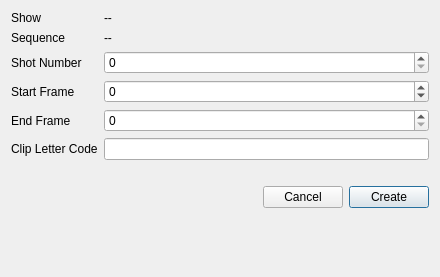
This is ui/shotCreation.ui in sashaouellet/Helix as Qt 5 draws it before an edit. The edited form follows.
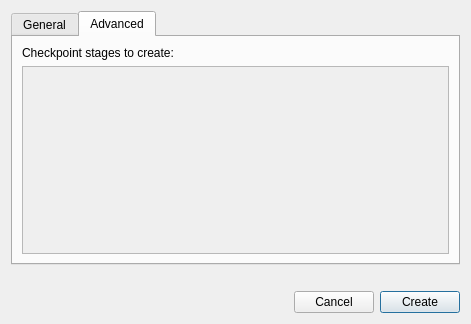
This is the edited form. The open tabs and pages were chosen to show the change.

Commit message: A ton of UI additions to connect to the new checkpoint/fix APIs

Patch:
```diff
--- a/ui/shotCreation.ui
+++ b/ui/shotCreation.ui
@@ -6,16 +6,29 @@
    <rect>
     <x>0</x>
     <y>0</y>
-    <width>440</width>
-    <height>277</height>
+    <width>471</width>
+    <height>324</height>
    </rect>
   </property>
   <property name="windowTitle">
    <string>Create Shot</string>
   </property>
-  <layout class="QFormLayout" name="formLayout">
+  <layout class="QVBoxLayout" name="verticalLayout">
+   <item>
+    <widget class="QTabWidget" name="tabWidget">
+     <property name="currentIndex">
+      <number>0</number>
+     </property>
+     <widget class="QWidget" name="tab">
+      <attribute name="title">
+       <string>General</string>
+      </attribute>
+      <layout class="QFormLayout" name="formLayout_2">
    <property name="fieldGrowthPolicy">
-    <enum>QFormLayout::AllNonFixedFieldsGrow</enum>
+        <enum>QFormLayout::ExpandingFieldsGrow</enum>
+       </property>
+       <property name="labelAlignment">
+        <set>Qt::AlignLeading|Qt::AlignLeft|Qt::AlignVCenter</set>
    </property>
    <item row="0" column="0">
     <widget class="QLabel" name="label_8">
@@ -24,6 +37,27 @@
      </property>
     </widget>
    </item>
+       <item row="0" column="1">
+        <widget class="QLabel" name="LBL_show">
+         <property name="text">
+          <string>--</string>
+         </property>
+        </widget>
+       </item>
+       <item row="1" column="0">
+        <widget class="QLabel" name="label_5">
+         <property name="text">
+          <string>Sequence</string>
+         </property>
+        </widget>
+       </item>
+       <item row="1" column="1">
+        <widget class="QLabel" name="LBL_seq">
+         <property name="text">
+          <string>--</string>
+         </property>
+        </widget>
+       </item>
    <item row="2" column="0">
     <widget class="QLabel" name="label">
      <property name="text">
@@ -31,6 +65,16 @@
      </property>
     </widget>
    </item>
+       <item row="2" column="1">
+        <widget class="QSpinBox" name="SPN_num">
+         <property name="maximum">
+          <number>999999999</number>
+         </property>
+         <property name="singleStep">
+          <number>100</number>
+         </property>
+        </widget>
+       </item>
    <item row="3" column="0">
     <widget class="QLabel" name="label_2">
      <property name="text">
@@ -38,6 +82,16 @@
      </property>
     </widget>
    </item>
+       <item row="3" column="1">
+        <widget class="QSpinBox" name="SPN_start">
+         <property name="minimum">
+          <number>-999999999</number>
+         </property>
+         <property name="maximum">
+          <number>999999999</number>
+         </property>
+        </widget>
+       </item>
    <item row="4" column="0">
     <widget class="QLabel" name="label_3">
      <property name="text">
@@ -45,6 +99,19 @@
      </property>
     </widget>
    </item>
+       <item row="4" column="1">
+        <widget class="QSpinBox" name="SPN_end">
+         <property name="maximum">
+          <number>999999999</number>
+         </property>
+         <property name="singleStep">
+          <number>1</number>
+         </property>
+         <property name="value">
+          <number>0</number>
+         </property>
+        </widget>
+       </item>
    <item row="5" column="0">
     <widget class="QLabel" name="label_4">
      <property name="text">
@@ -53,30 +120,83 @@
     </widget>
    </item>
    <item row="5" column="1">
-    <widget class="QLineEdit" name="LNE_clip"/>
-   </item>
-   <item row="1" column="0">
-    <widget class="QLabel" name="label_5">
+        <widget class="QLineEdit" name="LNE_clip">
+         <property name="sizePolicy">
+          <sizepolicy hsizetype="Minimum" vsizetype="Fixed">
+           <horstretch>0</horstretch>
+           <verstretch>0</verstretch>
+          </sizepolicy>
+         </property>
+         <property name="maxLength">
+          <number>10</number>
+         </property>
+        </widget>
+       </item>
+      </layout>
+     </widget>
+     <widget class="QWidget" name="tab_2">
+      <attribute name="title">
+       <string>Advanced</string>
+      </attribute>
+      <layout class="QVBoxLayout" name="verticalLayout_2">
+       <item>
+        <widget class="QLabel" name="label_6">
+         <property name="sizePolicy">
+          <sizepolicy hsizetype="Minimum" vsizetype="Fixed">
+           <horstretch>0</horstretch>
+           <verstretch>0</verstretch>
+          </sizepolicy>
+         </property>
      <property name="text">
-      <string>Sequence</string>
+          <string>Checkpoint stages to create:</string>
      </property>
     </widget>
    </item>
-   <item row="1" column="1">
-    <widget class="QLabel" name="LBL_seq">
-     <property name="text">
-      <string>--</string>
-     </property>
-    </widget>
-   </item>
-   <item row="0" column="1">
-    <widget class="QLabel" name="LBL_show">
+       <item>
+        <widget class="QScrollArea" name="SCRL_stages">
+         <property name="sizePolicy">
+          <sizepolicy hsizetype="Expanding" vsizetype="Minimum">
+           <horstretch>0</horstretch>
+           <verstretch>0</verstretch>
+          </sizepolicy>
+         </property>
+         <property name="maximumSize">
+          <size>
+           <width>16777215</width>
+           <height>200</height>
+          </size>
+         </property>
+         <property name="toolTip">
+          <string>Not all shots will need to include all stages, so they are not created up front (except &quot;delivered&quot;). Choose which stages might make sense for this shot. These stages can be added/remove later as well.</string>
+         </property>
+         <property name="widgetResizable">
+          <bool>true</bool>
+         </property>
+         <widget class="QWidget" name="SCRL_stagesWidget">
+          <property name="geometry">
+           <rect>
+            <x>0</x>
+            <y>0</y>
+            <width>399</width>
+            <height>147</height>
+           </rect>
+          </property>
+          <layout class="QVBoxLayout" name="verticalLayout_4"/>
+         </widget>
+        </widget>
+       </item>
+      </layout>
+     </widget>
+    </widget>
+   </item>
+   <item>
+    <widget class="QLabel" name="LBL_issues">
      <property name="text">
-      <string>--</string>
+      <string/>
      </property>
     </widget>
    </item>
-   <item row="7" column="1">
+   <item>
     <layout class="QHBoxLayout" name="horizontalLayout">
      <item>
       <spacer name="horizontalSpacer">
@@ -116,46 +236,6 @@
      </item>
     </layout>
    </item>
-   <item row="2" column="1">
-    <widget class="QSpinBox" name="SPN_num">
-     <property name="maximum">
-      <number>999999999</number>
-     </property>
-     <property name="singleStep">
-      <number>100</number>
-     </property>
-    </widget>
-   </item>
-   <item row="3" column="1">
-    <widget class="QSpinBox" name="SPN_start">
-     <property name="minimum">
-      <number>-999999999</number>
-     </property>
-     <property name="maximum">
-      <number>999999999</number>
-     </property>
-    </widget>
-   </item>
-   <item row="4" column="1">
-    <widget class="QSpinBox" name="SPN_end">
-     <property name="maximum">
-      <number>999999999</number>
-     </property>
-     <property name="singleStep">
-      <number>1</number>
-     </property>
-     <property name="value">
-      <number>0</number>
-     </property>
-    </widget>
-   </item>
-   <item row="6" column="1">
-    <widget class="QLabel" name="LBL_issues">
-     <property name="text">
-      <string/>
-     </property>
-    </widget>
-   </item>
   </layout>
  </widget>
  <resources/>
```
Lines whose indentation alone changed are shown as unchanged. The commit also changes 8 other files.
